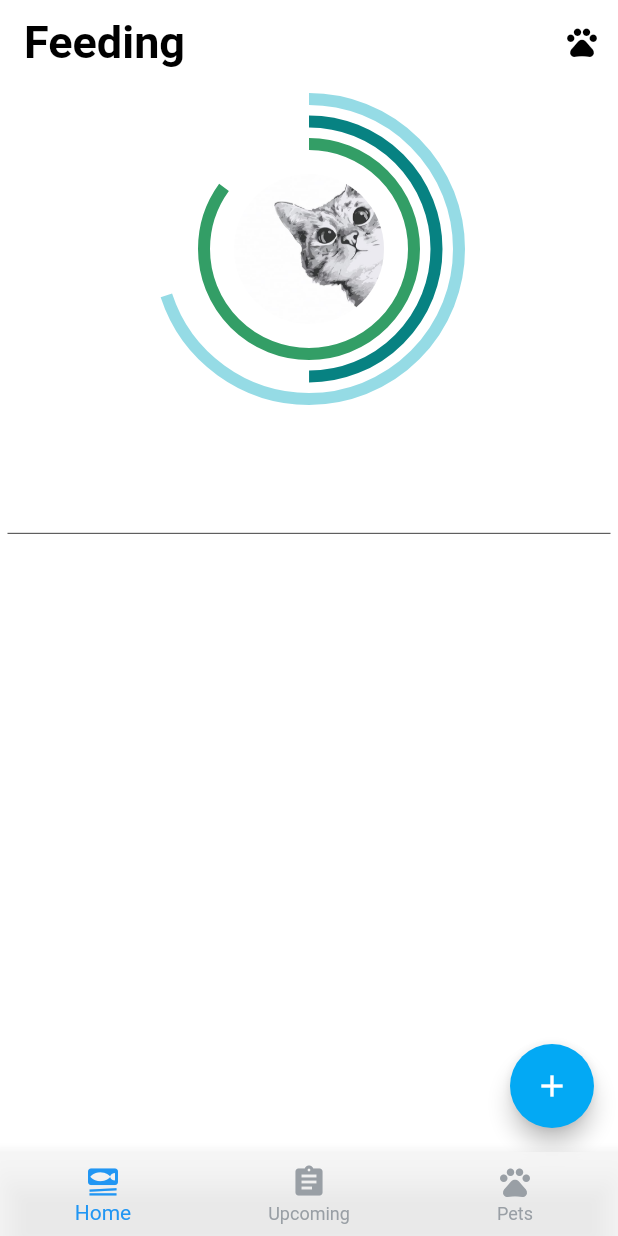
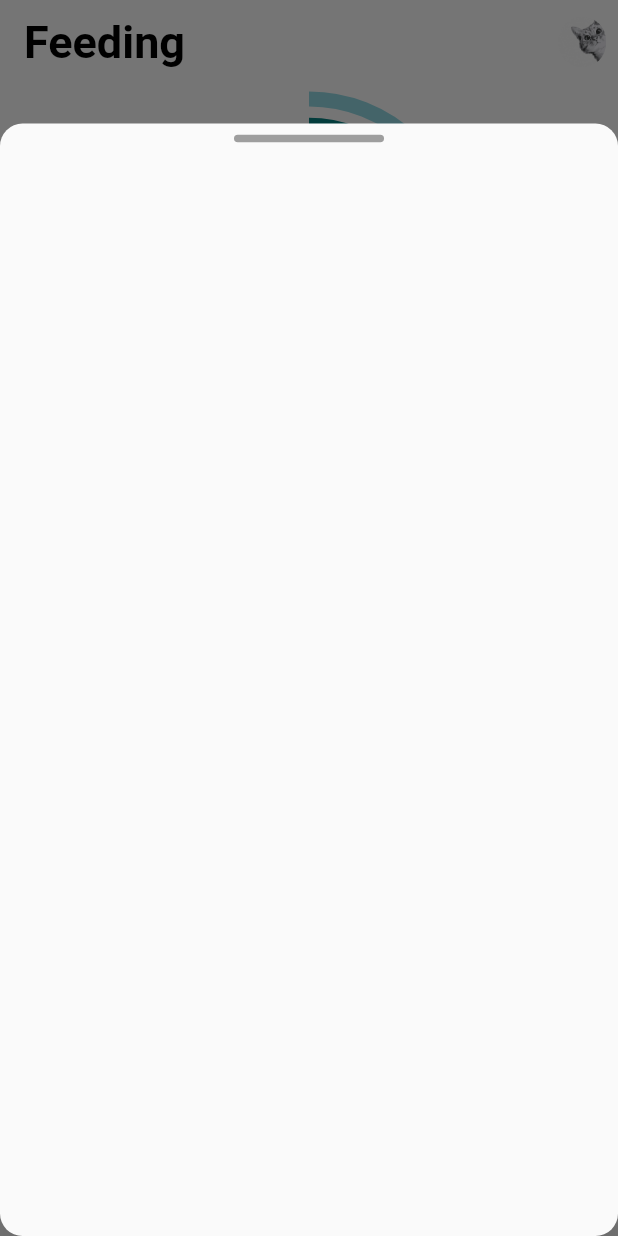
Before and after one commit to zeletrik/pet-feeding-helper, a Flutter app: the screen it shows after launch, after a tap on the "add" icon, on a phone screen of 412 x 824 dp. Run offline on Flutter 3.47's test engine with Material 2 defaults, Android fonts, the phone set to English and light mode, and no system bars; our stand-ins replace shared_preferences; missing offline and left inert: cupertino_rounded_corners.

Commit message:
Rings extracted to widget and domain created for it

```diff
--- /dev/null
+++ b/lib/domain/RingDetail.dart
@@ -0,0 +1,8 @@
+import 'package:flutter/widgets.dart';
+
+class RingDetail {
+  final Color color;
+  final double progress;
+
+  const RingDetail(this.color, this.progress);
+}
--- a/lib/main.dart
+++ b/lib/main.dart
@@ -1,5 +1,5 @@
 import 'package:flutter/material.dart';
-import 'home_widget.dart';
+import 'parent_widget.dart';
 import 'themes.dart';
 
 void main() => runApp(PetFeederApp());
@@ -12,7 +12,7 @@ class PetFeederApp extends StatelessWidget {
       title: 'Pet feeder helper',
       theme: setLightTheme,
       darkTheme: setDarkTheme,
-      home: Home(title: 'Pet feeder helper'),
+      home: Parent(title: 'Pet feeder helper'),
     );
   }
 }
--- a/lib/home_widget.dart
+++ b/lib/parent_widget.dart
@@ -1,26 +1,26 @@
 import 'package:flutter/material.dart';
-import 'package:petfeeder/widgets/main_widget.dart';
-import 'package:petfeeder/widgets/upnext_widget.dart';
+import 'package:petfeeder/widgets/home_widget.dart';
+import 'package:petfeeder/widgets/history_widget.dart';
 import 'widgets/pets_widget.dart';
 
 // ignore: must_be_immutable
-class Home extends StatefulWidget {
-  Home({Key key, this.title}) : super(key: key);
+class Parent extends StatefulWidget {
+  Parent({Key key, this.title}) : super(key: key);
 
   String title;
 
   @override
   State<StatefulWidget> createState() {
-    return _HomeState();
+    return _ParentState();
   }
 }
 
-class _HomeState extends State<Home> {
+class _ParentState extends State<Parent> {
   int _currentIndex = 0;
 
   final List<Widget> _children = [
-    MainWidget(Color.fromARGB(255, 32, 33, 36)),
-    UpnextWidget(Color.fromARGB(255, 32, 33, 36)),
+    HomeWidget(Color.fromARGB(255, 32, 33, 36)),
+    HistoryWidget(Color.fromARGB(255, 32, 33, 36)),
     PetsWidget(Color.fromARGB(255, 32, 33, 36))
   ];
 
@@ -37,12 +37,12 @@ class _HomeState extends State<Home> {
         unselectedItemColor: Color.fromARGB(255, 153, 159, 165),
         items: [
           new BottomNavigationBarItem(
-            icon: Icon(Icons.set_meal),
-            label: 'Home',
+            icon: Icon(Icons.today),
+            label: 'Today',
           ),
           new BottomNavigationBarItem(
             icon: Icon(Icons.assignment),
-            label: 'Upcoming',
+            label: 'History',
           ),
           new BottomNavigationBarItem(
               icon: Icon(Icons.pets),
--- /dev/null
+++ b/lib/widgets/common/rings.dart
@@ -0,0 +1,51 @@
+import 'package:flutter/cupertino.dart';
+import 'package:flutter/material.dart';
+import 'package:petfeeder/domain/RingDetail.dart';
+
+// ignore: must_be_immutable
+class Rings extends StatelessWidget {
+
+  final List<RingDetail> ringDetails;
+
+  const Rings({ this.ringDetails });
+
+  @override
+  Widget build(BuildContext context) {
+    return Stack(
+      children: [
+        for ( var ring in ringDetails ) ConstrainedBox(
+          constraints:
+          BoxConstraints(maxHeight: 220.0, minHeight: 220.0),
+          child: Center(
+            child: SizedBox(
+              child: CircularProgressIndicator(
+                value: ring.progress,
+                strokeWidth: calcStrokeWidth(),
+                valueColor:
+                new AlwaysStoppedAnimation<Color>(ring.color),
+              ),
+              height: calcSize(ringDetails.indexOf(ring)),
+              width: calcSize(ringDetails.indexOf(ring)),
+            ),
+          ),
+        )
+      ],
+    );
+  }
+
+  double calcStrokeWidth() {
+    int count = ringDetails.length;
+    return count > 4
+        ? 10
+        : 13;
+  }
+
+  double calcSize(int index) {
+    int count = ringDetails.length;
+    return count > 4
+        ? 200.0 - (index * 35)
+        : 200.0 - (index * 55);
+  }
+
+
+}
--- a/lib/widgets/main_widget.dart
+++ b/lib/widgets/home_widget.dart
@@ -1,12 +1,14 @@
 import 'package:flutter/material.dart';
 import 'package:flutter/cupertino.dart';
 import 'package:cupertino_rounded_corners/cupertino_rounded_corners.dart';
+import 'package:petfeeder/domain/RingDetail.dart';
+import 'package:petfeeder/widgets/common/rings.dart';
 
-class MainWidget extends StatelessWidget {
+class HomeWidget extends StatelessWidget {
   final Color color;
   final String title = 'Feeding';
 
-  MainWidget(this.color);
+  HomeWidget(this.color);
 
   @override
   Widget build(BuildContext context) => new Scaffold(
@@ -22,8 +24,17 @@ class MainWidget extends StatelessWidget {
               expandedHeight: 50,
               actions: [
                 IconButton(
-                  icon: Icon(Icons.pets,
-                      color: Theme.of(context).textTheme.headline1.color),
+                  icon: Container(
+                    height: 34,
+                    decoration: BoxDecoration(
+                      image: DecorationImage(
+                        image: AssetImage("assets/cat.jpg"),
+                        fit: BoxFit.cover,
+                      ),
+                      borderRadius: BorderRadius.circular(50),
+                    ),
+                  ),
+                 // Icon(Icons.pets, color: Theme.of(context).textTheme.headline1.color),
                   onPressed: () {
                     showCupertinoModalPopup(
                         context: context,
@@ -57,79 +68,16 @@ class MainWidget extends StatelessWidget {
               ],
             ),
             SliverToBoxAdapter(
-              child: Stack(
-                children: [
-                  ConstrainedBox(
-                    constraints:
-                        BoxConstraints(maxHeight: 220.0, minHeight: 220.0),
-                    child: Center(
-                      child: SizedBox(
-                        child: CircularProgressIndicator(
-                          value: 0.7,
-                          strokeWidth: 8,
-                          valueColor:
-                              new AlwaysStoppedAnimation<Color>(Color(0xFF95DBE5)),
-                        ),
-                        height: 200.0,
-                        width: 200.0,
-                      ),
-                    ),
-                  ),
-                  ConstrainedBox(
-                    constraints:
-                        BoxConstraints(maxHeight: 220.0, minHeight: 220.0),
-                    child: Center(
-                      child: SizedBox(
-                        child: CircularProgressIndicator(
-                          value: 0.5,
-                          strokeWidth: 8,
-                          valueColor:
-                              new AlwaysStoppedAnimation<Color>(Color(0xFF078282)),
-                        ),
-                        height: 170.0,
-                        width: 170.0,
-                      ),
-                    ),
-                  ),
-                  ConstrainedBox(
-                    constraints:
-                        BoxConstraints(maxHeight: 220.0, minHeight: 220.0),
-                    child: Center(
-                      child: SizedBox(
-                        child: CircularProgressIndicator(
-                          value: 0.85,
-                          strokeWidth: 8,
-                          valueColor:
-                              new AlwaysStoppedAnimation<Color>(Color(0xFF339E66)),
-                        ),
-                        height: 140.0,
-                        width: 140.0,
-                      ),
-                    ),
-                  ),
-                  ConstrainedBox(
-                    constraints:
-                        BoxConstraints(maxHeight: 220.0, minHeight: 220.0),
-                    child: Center(
-                      child: SizedBox(
-                        child: Container(
-                          height: 100,
-                          width: 100,
-                          decoration: BoxDecoration(
-                            image: DecorationImage(
-                              image: AssetImage("assets/cat.jpg"),
-                              fit: BoxFit.cover,
-                            ),
-                            borderRadius: BorderRadius.circular(50),
-                          ),
-                        ),
-                        height: 100.0,
-                        width: 100.0,
-                      ),
-                    ),
-                  ),
-                ],
-              ),
+              child: Rings(
+                  ringDetails: [
+                      RingDetail( Color(0xFF95DBE5), 0.7 ),
+                      RingDetail( Color(0xFF078282), 0.3 ),
+                      RingDetail( Color(0xFF339E66), 0.2 ),
+                      RingDetail( Color(0xFF95DBE5), 0.7 ),
+                      RingDetail( Color(0xFF078282), 0.4 ),
+                      RingDetail( Color(0xFF339E66), 0.9 ),
+                      ]
+                  )
             ),
             SliverToBoxAdapter(
               child: Center(
@@ -172,7 +120,31 @@ class MainWidget extends StatelessWidget {
           tooltip: 'Increment',
           child: Icon(Icons.add),
           onPressed: () {
-            /* TODO */
+            showModalBottomSheet(
+                context: context,
+                isScrollControlled: true,
+                shape: RoundedRectangleBorder(
+                  borderRadius: BorderRadius.circular(15.0),
+                ),
+                builder: (BuildContext bc) =>
+                  Container(
+                    height: MediaQuery.of(context).size.height * 0.9,
+                    color: Colors.transparent, //could change this to Color(0xFF737373),
+                    //so you don't have to change MaterialApp canvasColor
+                    child: Align(
+                      alignment: Alignment(0.0, -0.98),
+                      child: Container(
+                        height: 5,
+                        width: 100,
+                        decoration: BoxDecoration(
+                          color: Colors.grey,
+                          borderRadius: BorderRadius.circular(15.0),
+                        ),
+                      ),
+                    ),
+                  )
+
+                );
           },
         ),
       );
--- a/pubspec.yaml
+++ b/pubspec.yaml
@@ -14,7 +14,7 @@ description: A new Flutter application.
 version: 1.0.0+1
 
 environment:
-  sdk: ">=2.1.0 <3.0.0"
+  sdk: ">=2.6.0 <3.0.0"
 
 dependencies:
   shared_preferences: ^0.5.12
```
Also changed, not shown: lib/widgets/history_widget.dart (renamed from lib/widgets/upnext_widget.dart).
